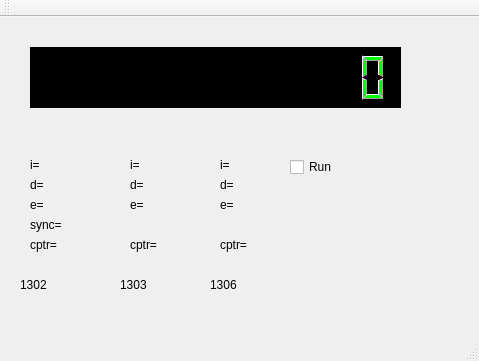
BigEd/emu145, file pmkemu/mainwindow.ui: the form before one commit.
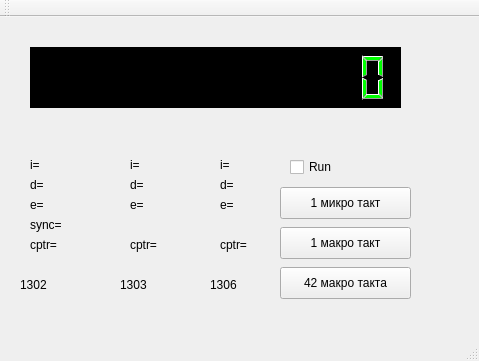
The form after the commit.

Commit message: value dialog...

```diff
--- a/pmkemu/mainwindow.ui
+++ b/pmkemu/mainwindow.ui
@@ -458,6 +458,45 @@
      <string>Run</string>
     </property>
    </widget>
+   <widget class="QPushButton" name="ustepBtn">
+    <property name="geometry">
+     <rect>
+      <x>280</x>
+      <y>170</y>
+      <width>131</width>
+      <height>32</height>
+     </rect>
+    </property>
+    <property name="text">
+     <string>1 микро такт</string>
+    </property>
+   </widget>
+   <widget class="QPushButton" name="istepBtn">
+    <property name="geometry">
+     <rect>
+      <x>280</x>
+      <y>210</y>
+      <width>131</width>
+      <height>32</height>
+     </rect>
+    </property>
+    <property name="text">
+     <string>1 макро такт</string>
+    </property>
+   </widget>
+   <widget class="QPushButton" name="cycleBtn">
+    <property name="geometry">
+     <rect>
+      <x>280</x>
+      <y>250</y>
+      <width>131</width>
+      <height>32</height>
+     </rect>
+    </property>
+    <property name="text">
+     <string>42 макро такта</string>
+    </property>
+   </widget>
   </widget>
   <widget class="QMenuBar" name="menuBar">
    <property name="geometry">
```
The commit also changes 7 other files.
